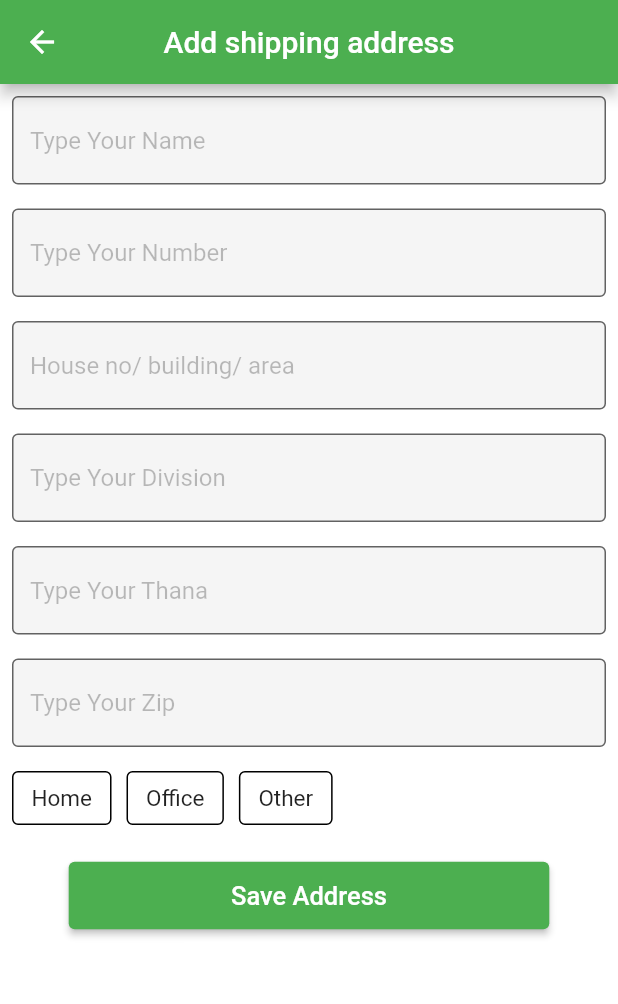
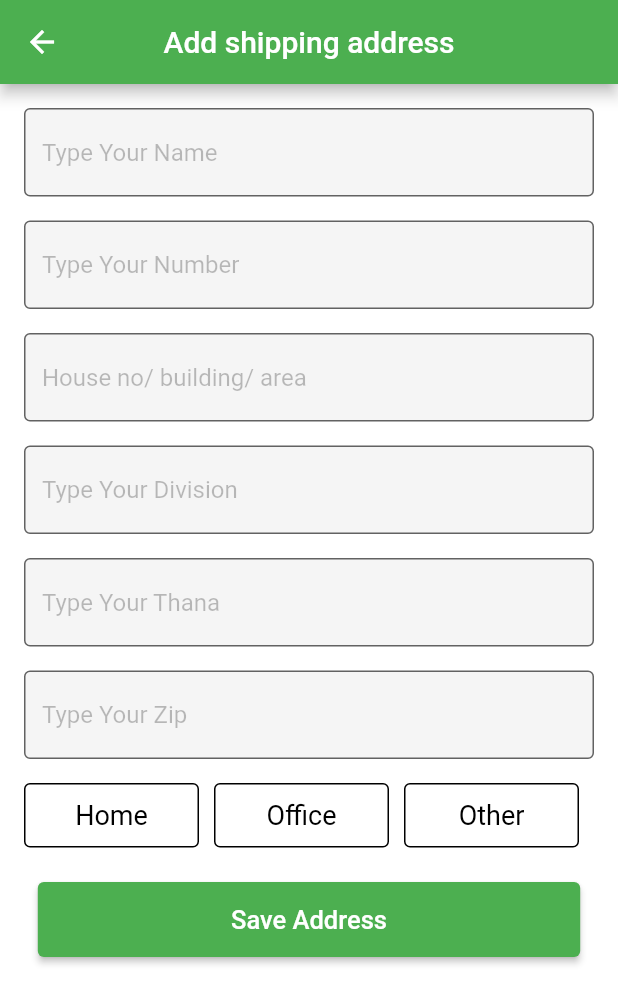
Before and after one commit to royalcourtbd/digital_shop, a Flutter app: the AddAddressPageView screen opened by its route, on a phone screen of 412 x 824 dp. Shown: the top 1004 px of the screen. Run offline on Flutter 3.47's test engine with Material 2 defaults, Android fonts, the phone set to English and light mode, and no system bars; our stand-ins replace auto_size_text, badges, cloud_firestore, fancy_shimmer_image, firebase_auth, firebase_core and 13 more; missing offline and left inert: flutter_carousel_slider, shimmer_image; accounts and stored records are empty; network calls fail; project files that could hold a hidden picture were left out.

Commit message:
complete address Page

```diff
--- a/lib/apps/accountPage/screen/account_page_view.dart
+++ b/lib/apps/accountPage/screen/account_page_view.dart
@@ -10,7 +10,6 @@ import 'package:iconly/iconly.dart';
 
 import '../../../general/routes/routes.dart';
 import '../../../general/utils/config.dart';
-import '../../authPage/screen/password_reset.dart';
 import '../widgets/profile_list_tile.dart';
 
 class AccountPageView extends GetView<AccountPageController> {
@@ -24,6 +23,7 @@ class AccountPageView extends GetView<AccountPageController> {
       body: authController.user.value != null
           ? Obx(
               (() => SingleChildScrollView(
+                    physics: const BouncingScrollPhysics(),
                     child: Column(
                       crossAxisAlignment: CrossAxisAlignment.center,
                       children: [
@@ -228,7 +228,9 @@ class AccountPageView extends GetView<AccountPageController> {
                         ),
                         ProfileListTile(
                           onTap: () {
-                            Get.to(() => PasswordResetPageView());
+                            Get.toNamed(
+                              RoutesClass.getPasswordResetPageRoute(),
+                            );
                           },
                           title: 'Change Password',
                           bgColor: const Color.fromARGB(255, 39, 42, 237),
--- a/lib/apps/addressPage/screen/add_address_page_view.dart
+++ b/lib/apps/addressPage/screen/add_address_page_view.dart
@@ -23,7 +23,10 @@ class AddAddressPageView extends GetView<AddressPageController> {
         child: Form(
           key: controller.addressFormKey,
           autovalidateMode: AutovalidateMode.onUserInteraction,
+          child: Padding(
+            padding: const EdgeInsets.all(8.0),
             child: Column(
+              crossAxisAlignment: CrossAxisAlignment.center,
               children: [
                 AddressTextField(
                   hintText: 'Type Your Name',
@@ -76,7 +79,8 @@ class AddAddressPageView extends GetView<AddressPageController> {
                   child: Row(
                     children: [
                       Obx(
-                      () => AddressLabel(
+                        () => Expanded(
+                          child: AddressLabel(
                             title: 'Home',
                             onTap: () {
                               controller.selectLabel.value = 'Home';
@@ -84,25 +88,46 @@ class AddAddressPageView extends GetView<AddressPageController> {
                             borderColor: controller.selectLabel.value == 'Home'
                                 ? Colors.green
                                 : Colors.black,
+                            backgroundColor:
+                                controller.selectLabel.value == 'Home'
+                                    ? Colors.green
+                                    : Colors.white,
+                            textColor: controller.selectLabel.value == 'Home'
+                                ? Colors.white
+                                : Colors.black,
+                          ),
                         ),
                       ),
                       const SizedBox(
                         width: 10,
                       ),
-                    Obx(() => AddressLabel(
+                      Obx(
+                        () => Expanded(
+                          child: AddressLabel(
                             title: 'Office',
                             onTap: () {
                               controller.selectLabel.value = 'Office';
                             },
-                          borderColor: controller.selectLabel.value == 'Office'
+                            borderColor:
+                                controller.selectLabel.value == 'Office'
                                     ? Colors.green
                                     : Colors.black,
-                        )),
+                            backgroundColor:
+                                controller.selectLabel.value == 'Office'
+                                    ? Colors.green
+                                    : Colors.white,
+                            textColor: controller.selectLabel.value == 'Office'
+                                ? Colors.white
+                                : Colors.black,
+                          ),
+                        ),
+                      ),
                       const SizedBox(
                         width: 10,
                       ),
                       Obx(
-                      () => AddressLabel(
+                        () => Expanded(
+                          child: AddressLabel(
                             title: 'Other',
                             onTap: () {
                               controller.selectLabel.value = 'Other';
@@ -110,6 +135,14 @@ class AddAddressPageView extends GetView<AddressPageController> {
                             borderColor: controller.selectLabel.value == 'Other'
                                 ? Colors.green
                                 : Colors.black,
+                            backgroundColor:
+                                controller.selectLabel.value == 'Other'
+                                    ? Colors.green
+                                    : Colors.white,
+                            textColor: controller.selectLabel.value == 'Other'
+                                ? Colors.white
+                                : Colors.black,
+                          ),
                         ),
                       ),
                       const SizedBox(
@@ -123,18 +156,12 @@ class AddAddressPageView extends GetView<AddressPageController> {
                 ),
                 ElevatedButton(
                   onPressed: () async {
-                  Get.dialog(
-                    const AlertDialog(
-                      content: CircularProgressIndicator(),
-                    ),
-                  );
-
                     controller.saveAddressButton();
                   },
                   child: Container(
                     alignment: Alignment.center,
-                  height: 45,
-                  width: Config.screenWidth! * 0.7,
+                    height: 50,
+                    width: Config.screenWidth! * 0.8,
                     decoration: BoxDecoration(
                       borderRadius: BorderRadius.circular(80.0),
                       gradient: const LinearGradient(
@@ -156,6 +183,7 @@ class AddAddressPageView extends GetView<AddressPageController> {
             ),
           ),
         ),
+      ),
     );
   }
 }
--- a/lib/apps/addressPage/widgets/address_labe.dart
+++ b/lib/apps/addressPage/widgets/address_labe.dart
@@ -5,11 +5,15 @@ import 'package:get/get.dart';
 class AddressLabel extends GetView<AddressPageController> {
   String title;
   VoidCallback onTap;
+  Color? backgroundColor;
   Color? borderColor;
+  Color? textColor;
   AddressLabel({
     Key? key,
     required this.title,
     this.borderColor,
+    this.backgroundColor,
+    this.textColor,
     required this.onTap,
   }) : super(key: key);
 
@@ -18,17 +22,19 @@ class AddressLabel extends GetView<AddressPageController> {
     return InkWell(
       onTap: onTap,
       child: Container(
+        alignment: Alignment.center,
         padding: const EdgeInsets.symmetric(
-          horizontal: 12,
-          vertical: 8,
+          horizontal: 15,
+          vertical: 10,
         ),
         decoration: BoxDecoration(
           border: Border.all(color: borderColor!),
+          color: backgroundColor,
           borderRadius: BorderRadius.circular(4),
         ),
         child: Text(
           title,
-          style: const TextStyle(fontSize: 15),
+          style: TextStyle(fontSize: 18, color: textColor),
         ),
       ),
     );
--- a/lib/apps/authPage/screen/password_reset.dart
+++ b/lib/apps/authPage/screen/password_reset.dart
@@ -13,6 +13,7 @@ class PasswordResetPageView extends GetView<PasswordResetController> {
   Widget build(BuildContext context) {
     Config().init(context);
     return Scaffold(
+      appBar: AppBar(),
       body: Padding(
         padding: const EdgeInsets.all(8.0),
         child: Form(
@@ -49,7 +50,7 @@ class PasswordResetPageView extends GetView<PasswordResetController> {
                 child: TextFieldWidget(
                   textInputType: TextInputType.emailAddress,
                   hintText: 'Email Address',
-                  textEditingController: controller.controller,
+                  textEditingController: controller.passwordController,
                   prefixIcon: const Icon(IconlyLight.message),
                   autovalidateMode: AutovalidateMode.onUserInteraction,
                   validator: (p0) {
--- a/lib/apps/mainPage/screen/main_page_view.dart
+++ b/lib/apps/mainPage/screen/main_page_view.dart
@@ -1,8 +1,8 @@
 import 'package:badges/badges.dart';
-import 'package:digital_shop/apps/authPage/screen/password_reset.dart';
 import 'package:digital_shop/apps/cartPage/screen/cart_page_view.dart';
 import 'package:digital_shop/apps/categoryPage/screen/category_page_view.dart';
 import 'package:digital_shop/apps/exchangePage/screen/exchange_page_view.dart';
+import 'package:digital_shop/apps/homePage/screen/home_page_view.dart';
 import 'package:digital_shop/apps/widgets/drawer_for_exchange_page.dart';
 import 'package:digital_shop/apps/widgets/drawer_for_other_page.dart';
 import 'package:flutter/material.dart';
@@ -22,7 +22,7 @@ class MainPageView extends GetView<MainPageController> {
   final List<Map<String, dynamic>> pages = [
     {'page': const ExchangePageView(), 'title': 'Convert Your Money'},
     {'page': const CategoryPageView(), 'title': 'Category'},
-    {'page': PasswordResetPageView(), 'title': 'Home'},
+    {'page': const HomePageView(), 'title': 'Home'},
     {'page': const CartPageView(), 'title': 'Cart'},
     {'page': const AccountPageView(), 'title': 'Account'}
   ];
--- a/lib/apps/productPage/widgets/featured_product_widget.dart
+++ b/lib/apps/productPage/widgets/featured_product_widget.dart
@@ -48,7 +48,7 @@ class featuredProductWidget extends GetView<ProductController> {
                           ),
                         ),
                         width: double.infinity,
-                        height: Config.screenHeight! * .18,
+                        height: Config.screenHeight! * .2,
                         child: Obx(
                           () => ClipRRect(
                             borderRadius: const BorderRadius.only(
```
Also changed, not shown: lib/apps/addressPage/controller/address_page_controller.dart (+9 -3 lines), lib/apps/authPage/controller/password_reset_controller.dart (+16 -12 lines). Lines whose indentation alone changed are shown as unchanged.
